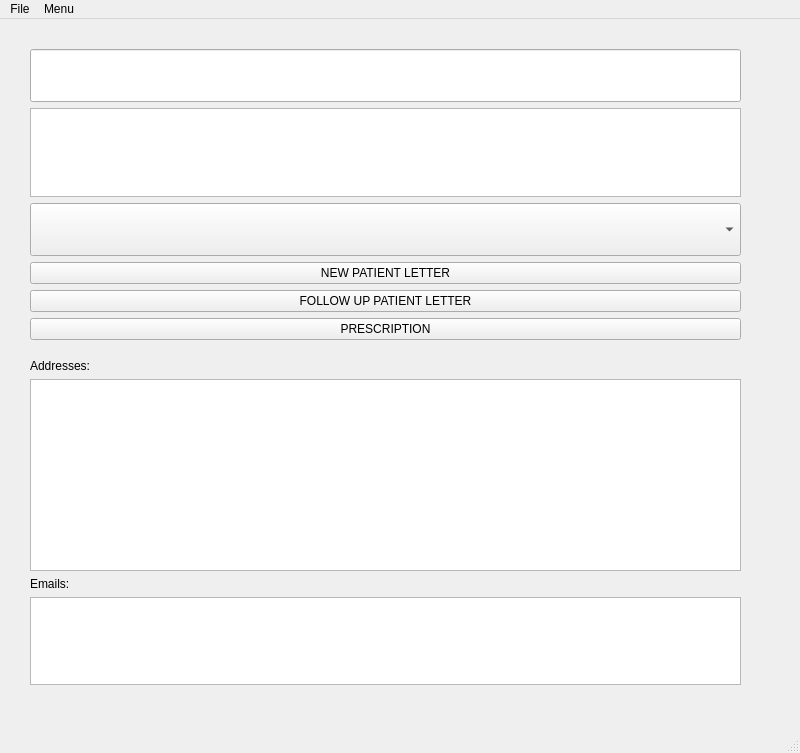
The window that MainWindow.ui (chapmanwilliam/PatientHandler) describes before a commit, drawn with Qt 5.
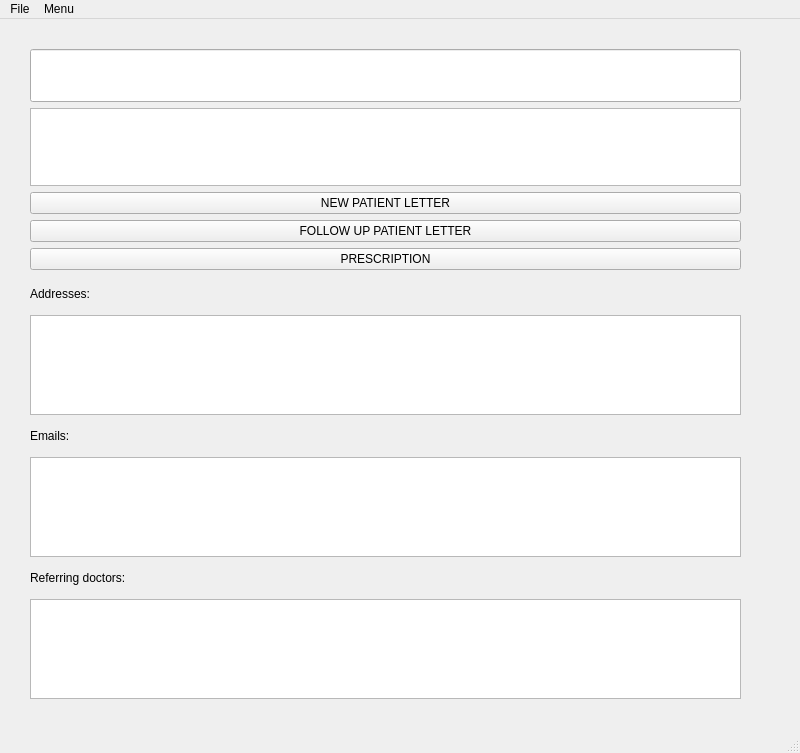
The same window after the commit.

```diff
--- a/MainWindow.ui
+++ b/MainWindow.ui
@@ -23,7 +23,7 @@
       <x>30</x>
       <y>30</y>
       <width>711</width>
-      <height>291</height>
+      <height>221</height>
      </rect>
     </property>
     <layout class="QVBoxLayout" name="verticalLayout">
@@ -41,17 +41,6 @@
      <item>
       <widget class="QListWidget" name="listWidgetPatients"/>
      </item>
-     <item>
-      <widget class="QComboBox" name="comboBoxPatients">
-       <property name="font">
-        <font>
-         <family>Abadi MT Condensed Extra Bold</family>
-         <pointsize>24</pointsize>
-         <bold>true</bold>
-        </font>
-       </property>
-      </widget>
-     </item>
      <item>
       <widget class="QPushButton" name="pushButton_LetterNew">
        <property name="text">
@@ -79,41 +68,107 @@
     <property name="geometry">
      <rect>
       <x>30</x>
-      <y>340</y>
+      <y>260</y>
       <width>711</width>
-      <height>326</height>
+      <height>431</height>
      </rect>
     </property>
     <layout class="QGridLayout" name="gridLayout">
-     <item row="0" column="0">
-      <widget class="QLabel" name="labelAddress">
+     <item row="6" column="0">
+      <widget class="QLabel" name="labelReferringDoctors">
+       <property name="sizePolicy">
+        <sizepolicy hsizetype="Preferred" vsizetype="Maximum">
+         <horstretch>0</horstretch>
+         <verstretch>0</verstretch>
+        </sizepolicy>
+       </property>
        <property name="text">
-        <string>Addresses:</string>
+        <string>Referring doctors:</string>
        </property>
       </widget>
      </item>
-     <item row="1" column="0">
+     <item row="2" column="0">
       <widget class="QListWidget" name="listWidgetAddresses">
        <property name="sizePolicy">
-        <sizepolicy hsizetype="Expanding" vsizetype="Minimum">
+        <sizepolicy hsizetype="Expanding" vsizetype="Maximum">
          <horstretch>0</horstretch>
          <verstretch>0</verstretch>
         </sizepolicy>
        </property>
+       <property name="maximumSize">
+        <size>
+         <width>16777215</width>
+         <height>100</height>
+        </size>
+       </property>
        <property name="selectionMode">
         <enum>QAbstractItemView::MultiSelection</enum>
        </property>
       </widget>
      </item>
-     <item row="3" column="0">
+     <item row="4" column="0">
       <widget class="QLabel" name="labelEmails">
+       <property name="sizePolicy">
+        <sizepolicy hsizetype="Preferred" vsizetype="Maximum">
+         <horstretch>0</horstretch>
+         <verstretch>0</verstretch>
+        </sizepolicy>
+       </property>
        <property name="text">
         <string>Emails:</string>
        </property>
       </widget>
      </item>
-     <item row="4" column="0">
-      <widget class="QListWidget" name="listWidgetEmails"/>
+     <item row="1" column="0">
+      <widget class="QLabel" name="labelAddress">
+       <property name="sizePolicy">
+        <sizepolicy hsizetype="Preferred" vsizetype="Maximum">
+         <horstretch>0</horstretch>
+         <verstretch>0</verstretch>
+        </sizepolicy>
+       </property>
+       <property name="text">
+        <string>Addresses:</string>
+       </property>
+      </widget>
+     </item>
+     <item row="5" column="0">
+      <widget class="QListWidget" name="listWidgetEmails">
+       <property name="sizePolicy">
+        <sizepolicy hsizetype="Expanding" vsizetype="Maximum">
+         <horstretch>0</horstretch>
+         <verstretch>0</verstretch>
+        </sizepolicy>
+       </property>
+       <property name="maximumSize">
+        <size>
+         <width>16777215</width>
+         <height>100</height>
+        </size>
+       </property>
+       <property name="selectionMode">
+        <enum>QAbstractItemView::MultiSelection</enum>
+       </property>
+      </widget>
+     </item>
+     <item row="7" column="0">
+      <widget class="QListWidget" name="listWidgetReferringDoctors">
+       <property name="sizePolicy">
+        <sizepolicy hsizetype="Expanding" vsizetype="Maximum">
+         <horstretch>0</horstretch>
+         <verstretch>0</verstretch>
+        </sizepolicy>
+       </property>
+       <property name="maximumSize">
+        <size>
+         <width>16777215</width>
+         <height>100</height>
+        </size>
+       </property>
+       <property name="selectionMode">
+        <enum>QAbstractItemView::MultiSelection</enum>
+       </property>
+      </widget>
      </item>
     </layout>
    </widget>
```
